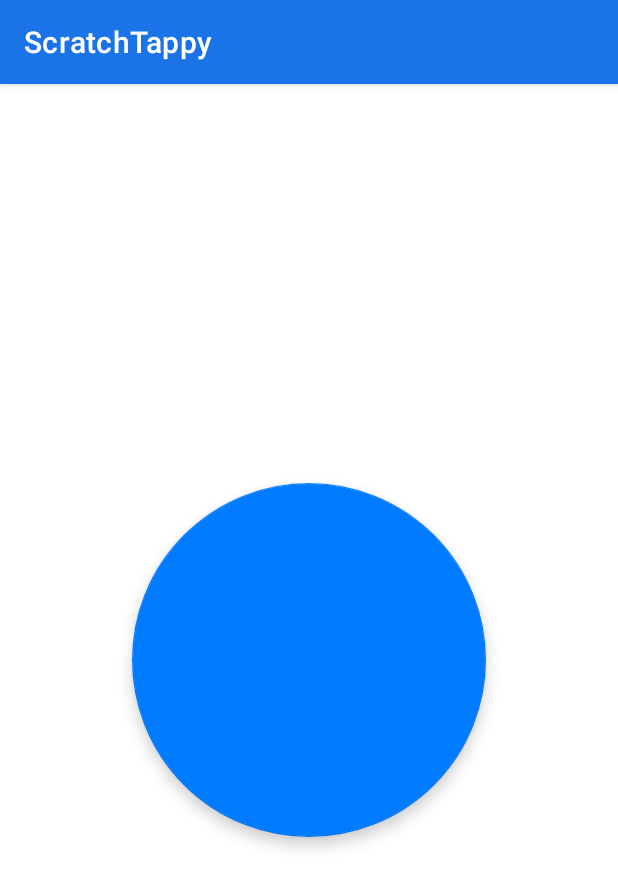
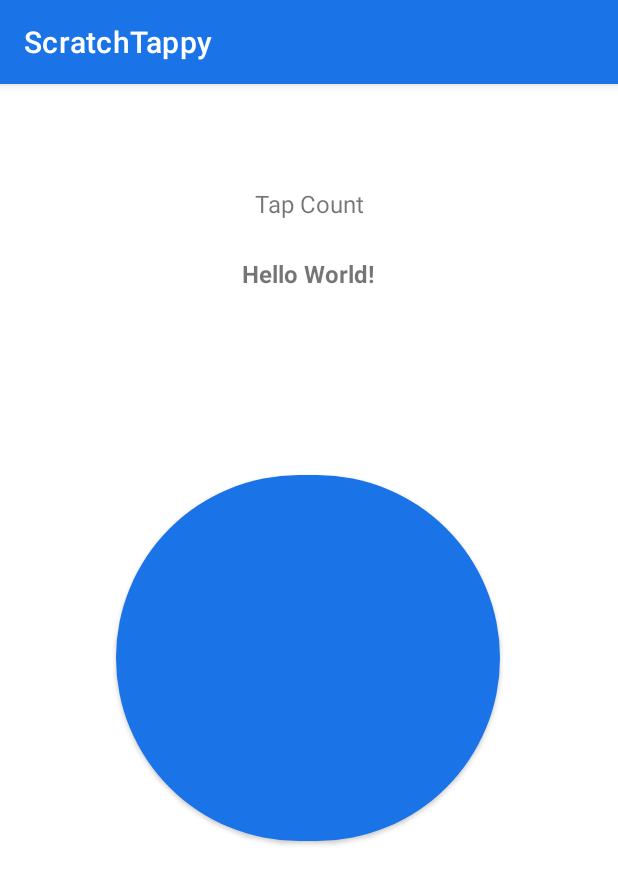
Before and after one commit to jpbandroid/ScratchTappy, an Android app: the fragment HomeFragment shown on its own in the app's theme, on a phone screen of 412 x 824 dp. Shown: the top 888 px of the screen. Run offline under Robolectric (Android 15) with nearby library versions, the phone set to English and light mode, and no system bars; Roboto replaces fonts that are not available here.

Commit message:
v6.1 RC1 (finally)!

```diff
--- a/app/src/main/java/com/jpb/scratchtappy/MainActivity.kt
+++ b/app/src/main/java/com/jpb/scratchtappy/MainActivity.kt
@@ -7,6 +7,9 @@ import android.os.Bundle
 import android.view.Menu
 import android.view.MenuInflater
 import android.view.MenuItem
+import android.view.View
+import android.widget.Button
+import android.widget.TextView
 import androidx.appcompat.app.AppCompatActivity
 import androidx.appcompat.widget.Toolbar
 import androidx.core.content.ContextCompat
--- a/app/src/main/java/com/jpb/scratchtappy/ui/home/HomeFragment.kt
+++ b/app/src/main/java/com/jpb/scratchtappy/ui/home/HomeFragment.kt
@@ -4,6 +4,7 @@ import android.os.Bundle
 import android.view.LayoutInflater
 import android.view.View
 import android.view.ViewGroup
+import android.widget.Button
 import android.widget.TextView
 import androidx.fragment.app.Fragment
 import androidx.lifecycle.Observer
@@ -15,7 +16,7 @@ import com.jpb.scratchtappy.R
 class HomeFragment : Fragment() {
 
   private lateinit var homeViewModel: HomeViewModel
-
+  var tap = 0
   override fun onCreateView(
     inflater: LayoutInflater,
     container: ViewGroup?,
@@ -26,6 +27,12 @@ class HomeFragment : Fragment() {
     val root = inflater.inflate(R.layout.fragment_home, container, false)
     homeViewModel.text.observe(viewLifecycleOwner, Observer {
     })
+    val but = root.findViewById<View>(R.id.button) as Button
+    val text = root.findViewById<View>(R.id.text3) as TextView
+    but.setOnClickListener {
+      tap++
+      text.setText(tap.toString())
+    }
     return root
   }
   }
--- a/app/src/main/java/com/jpb/scratchtappy/whatsnew.kt
+++ b/app/src/main/java/com/jpb/scratchtappy/whatsnew.kt
@@ -9,6 +9,6 @@ class whatsnew : AppCompatActivity() {
         setContentView(R.layout.activity_whatsnew)
         val ab: androidx.appcompat.app.ActionBar? = supportActionBar
         ab?.setTitle("What's new")
-        ab?.setSubtitle("ScratchTappy-V6.0.0.2021.11.19")
+        ab?.setSubtitle("ScratchTappy-V6.1.0.2022.1.19")
     }
 }
--- a/app/src/main/res/layout-land/fragment_home.xml
+++ b/app/src/main/res/layout-land/fragment_home.xml
@@ -6,18 +6,60 @@
     android:layout_height="match_parent"
     tools:context=".ui.home.HomeFragment">
 
-    <com.google.android.material.floatingactionbutton.FloatingActionButton
-        android:id="@+id/floatingActionButton2"
-        android:layout_width="328dp"
-        android:layout_height="350dp"
-        android:clickable="true"
-        android:contentDescription="@string/todo"
-        android:focusable="true"
-        app:backgroundTint="#007bff"
+    <TextView
+        android:id="@+id/text3"
+        android:layout_width="wrap_content"
+        android:layout_height="wrap_content"
+        android:text="Hello World!"
+        android:textSize="16sp"
+        android:textStyle="bold"
+        app:layout_constraintBottom_toBottomOf="parent"
+        app:layout_constraintHorizontal_bias="0.131"
+        app:layout_constraintLeft_toLeftOf="parent"
+        app:layout_constraintRight_toRightOf="parent"
+        app:layout_constraintTop_toTopOf="parent"
+        app:layout_constraintVertical_bias="0.559" />
+
+    <TextView
+        android:id="@+id/text4"
+        android:layout_width="wrap_content"
+        android:layout_height="wrap_content"
+        android:text="Tap Count"
+        android:textSize="16sp"
+        app:layout_constraintBottom_toBottomOf="parent"
+        app:layout_constraintHorizontal_bias="0.152"
+        app:layout_constraintLeft_toLeftOf="parent"
+        app:layout_constraintRight_toRightOf="parent"
+        app:layout_constraintTop_toTopOf="parent"
+        app:layout_constraintVertical_bias="0.343" />
+
+    <TextView
+        android:id="@+id/text_home"
+        android:layout_width="match_parent"
+        android:layout_height="wrap_content"
+        android:layout_marginStart="8dp"
+        android:layout_marginTop="8dp"
+        android:layout_marginEnd="8dp"
+        android:textAlignment="center"
+        android:textSize="20sp"
+        android:visibility="gone"
         app:layout_constraintBottom_toBottomOf="parent"
         app:layout_constraintEnd_toEndOf="parent"
-        app:layout_constraintHorizontal_bias="0.5"
         app:layout_constraintStart_toStartOf="parent"
-        app:layout_constraintTop_toTopOf="parent" />
+        app:layout_constraintTop_toTopOf="parent"
+        tools:visibility="gone" />
+
+    <Button
+        android:id="@+id/button"
+        android:layout_width="256dp"
+        android:layout_height="256dp"
+        app:cornerRadius="256dp"
+        app:layout_constraintBottom_toBottomOf="parent"
+        app:layout_constraintEnd_toEndOf="parent"
+        app:layout_constraintHorizontal_bias="0.496"
+        app:layout_constraintStart_toStartOf="parent"
+        app:layout_constraintTop_toTopOf="parent"
+        app:layout_constraintVertical_bias="0.498"
+        tools:ignore="SpeakableTextPresentCheck" />
 
 </androidx.constraintlayout.widget.ConstraintLayout>
--- a/app/src/main/res/layout-sw600dp/fragment_home.xml
+++ b/app/src/main/res/layout-sw600dp/fragment_home.xml
@@ -6,18 +6,59 @@
     android:layout_height="match_parent"
     tools:context=".ui.home.HomeFragment">
 
-    <com.google.android.material.floatingactionbutton.FloatingActionButton
-        android:id="@+id/floatingActionButton2"
-        android:layout_width="423dp"
-        android:layout_height="356dp"
-        android:clickable="true"
-        android:contentDescription="@string/todo"
-        android:focusable="true"
-        app:backgroundTint="#007bff"
+    <TextView
+        android:id="@+id/text3"
+        android:layout_width="wrap_content"
+        android:layout_height="wrap_content"
+        android:text="Hello World!"
+        android:textSize="16sp"
+        android:textStyle="bold"
+        app:layout_constraintBottom_toBottomOf="parent"
+        app:layout_constraintHorizontal_bias="0.498"
+        app:layout_constraintLeft_toLeftOf="parent"
+        app:layout_constraintRight_toRightOf="parent"
+        app:layout_constraintTop_toTopOf="parent"
+        app:layout_constraintVertical_bias="0.155" />
+
+    <TextView
+        android:id="@+id/text4"
+        android:layout_width="wrap_content"
+        android:layout_height="wrap_content"
+        android:text="Tap Count"
+        android:textSize="16sp"
+        app:layout_constraintBottom_toBottomOf="parent"
+        app:layout_constraintLeft_toLeftOf="parent"
+        app:layout_constraintRight_toRightOf="parent"
+        app:layout_constraintTop_toTopOf="parent"
+        app:layout_constraintVertical_bias="0.092" />
+
+    <TextView
+        android:id="@+id/text_home"
+        android:layout_width="match_parent"
+        android:layout_height="wrap_content"
+        android:layout_marginStart="8dp"
+        android:layout_marginTop="8dp"
+        android:layout_marginEnd="8dp"
+        android:textAlignment="center"
+        android:textSize="20sp"
+        android:visibility="gone"
         app:layout_constraintBottom_toBottomOf="parent"
         app:layout_constraintEnd_toEndOf="parent"
-        app:layout_constraintHorizontal_bias="0.5"
         app:layout_constraintStart_toStartOf="parent"
-        app:layout_constraintTop_toTopOf="parent" />
+        app:layout_constraintTop_toTopOf="parent"
+        tools:visibility="gone" />
+
+    <Button
+        android:id="@+id/button"
+        android:layout_width="512dp"
+        android:layout_height="512dp"
+        app:cornerRadius="256dp"
+        app:layout_constraintBottom_toBottomOf="parent"
+        app:layout_constraintEnd_toEndOf="parent"
+        app:layout_constraintHorizontal_bias="0.496"
+        app:layout_constraintStart_toStartOf="parent"
+        app:layout_constraintTop_toTopOf="parent"
+        app:layout_constraintVertical_bias="0.498"
+        tools:ignore="SpeakableTextPresentCheck" />
 
 </androidx.constraintlayout.widget.ConstraintLayout>
--- a/app/src/main/res/layout-tvdpi/fragment_home.xml
+++ b/app/src/main/res/layout-tvdpi/fragment_home.xml
@@ -6,18 +6,59 @@
     android:layout_height="match_parent"
     tools:context=".ui.home.HomeFragment">
 
-    <com.google.android.material.floatingactionbutton.FloatingActionButton
-        android:id="@+id/floatingActionButton2"
-        android:layout_width="236dp"
-        android:layout_height="279dp"
-        android:clickable="true"
-        android:contentDescription="@string/todo"
-        android:focusable="true"
-        app:backgroundTint="#007bff"
+    <TextView
+        android:id="@+id/text3"
+        android:layout_width="wrap_content"
+        android:layout_height="wrap_content"
+        android:text="Hello World!"
+        android:textSize="16sp"
+        android:textStyle="bold"
+        app:layout_constraintBottom_toBottomOf="parent"
+        app:layout_constraintHorizontal_bias="0.498"
+        app:layout_constraintLeft_toLeftOf="parent"
+        app:layout_constraintRight_toRightOf="parent"
+        app:layout_constraintTop_toTopOf="parent"
+        app:layout_constraintVertical_bias="0.155" />
+
+    <TextView
+        android:id="@+id/text4"
+        android:layout_width="wrap_content"
+        android:layout_height="wrap_content"
+        android:text="Tap Count"
+        android:textSize="16sp"
+        app:layout_constraintBottom_toBottomOf="parent"
+        app:layout_constraintLeft_toLeftOf="parent"
+        app:layout_constraintRight_toRightOf="parent"
+        app:layout_constraintTop_toTopOf="parent"
+        app:layout_constraintVertical_bias="0.092" />
+
+    <TextView
+        android:id="@+id/text_home"
+        android:layout_width="match_parent"
+        android:layout_height="wrap_content"
+        android:layout_marginStart="8dp"
+        android:layout_marginTop="8dp"
+        android:layout_marginEnd="8dp"
+        android:textAlignment="center"
+        android:textSize="20sp"
+        android:visibility="gone"
         app:layout_constraintBottom_toBottomOf="parent"
         app:layout_constraintEnd_toEndOf="parent"
-        app:layout_constraintHorizontal_bias="0.5"
         app:layout_constraintStart_toStartOf="parent"
-        app:layout_constraintTop_toTopOf="parent" />
+        app:layout_constraintTop_toTopOf="parent"
+        tools:visibility="gone" />
+
+    <Button
+        android:id="@+id/button"
+        android:layout_width="256dp"
+        android:layout_height="256dp"
+        app:cornerRadius="256dp"
+        app:layout_constraintBottom_toBottomOf="parent"
+        app:layout_constraintEnd_toEndOf="parent"
+        app:layout_constraintHorizontal_bias="0.496"
+        app:layout_constraintStart_toStartOf="parent"
+        app:layout_constraintTop_toTopOf="parent"
+        app:layout_constraintVertical_bias="0.498"
+        tools:ignore="SpeakableTextPresentCheck" />
 
 </androidx.constraintlayout.widget.ConstraintLayout>
--- a/app/src/main/res/layout/activity_settings.xml
+++ b/app/src/main/res/layout/activity_settings.xml
@@ -61,7 +61,7 @@
                             android:id="@+id/textView25"
                             android:layout_width="match_parent"
                             android:layout_height="wrap_content"
-                            android:text="DP2" />
+                            android:text="RC" />
 
                     </LinearLayout>
 
@@ -202,7 +202,7 @@
                             android:id="@+id/textView56"
                             android:layout_width="match_parent"
                             android:layout_height="wrap_content"
-                            android:text="6.1 DP2 (build 6100)" />
+                            android:text="6.1 RC (build 6100)" />
 
                     </LinearLayout>
                 </LinearLayout>
@@ -249,7 +249,7 @@
                             android:id="@+id/textView103"
                             android:layout_width="match_parent"
                             android:layout_height="wrap_content"
-                            android:text="Sunday 16 Jaunary 2022" />
+                            android:text="Wednesday 19 Jaunary 2022" />
 
                     </LinearLayout>
                 </LinearLayout>
--- a/app/src/main/res/layout/fragment_home.xml
+++ b/app/src/main/res/layout/fragment_home.xml
@@ -6,18 +6,59 @@
     android:layout_height="match_parent"
     tools:context=".ui.home.HomeFragment">
 
-    <com.google.android.material.floatingactionbutton.FloatingActionButton
-        android:id="@+id/floatingActionButton2"
-        android:layout_width="236dp"
-        android:layout_height="279dp"
-        android:clickable="true"
-        android:contentDescription="@string/todo"
-        android:focusable="true"
-        app:backgroundTint="#007bff"
+    <TextView
+        android:id="@+id/text3"
+        android:layout_width="wrap_content"
+        android:layout_height="wrap_content"
+        android:text="Hello World!"
+        android:textSize="16sp"
+        android:textStyle="bold"
+        app:layout_constraintBottom_toBottomOf="parent"
+        app:layout_constraintHorizontal_bias="0.498"
+        app:layout_constraintLeft_toLeftOf="parent"
+        app:layout_constraintRight_toRightOf="parent"
+        app:layout_constraintTop_toTopOf="parent"
+        app:layout_constraintVertical_bias="0.155" />
+
+    <TextView
+        android:id="@+id/text4"
+        android:layout_width="wrap_content"
+        android:layout_height="wrap_content"
+        android:text="Tap Count"
+        android:textSize="16sp"
+        app:layout_constraintBottom_toBottomOf="parent"
+        app:layout_constraintLeft_toLeftOf="parent"
+        app:layout_constraintRight_toRightOf="parent"
+        app:layout_constraintTop_toTopOf="parent"
+        app:layout_constraintVertical_bias="0.092" />
+
+    <TextView
+        android:id="@+id/text_home"
+        android:layout_width="match_parent"
+        android:layout_height="wrap_content"
+        android:layout_marginStart="8dp"
+        android:layout_marginTop="8dp"
+        android:layout_marginEnd="8dp"
+        android:textAlignment="center"
+        android:textSize="20sp"
+        android:visibility="gone"
         app:layout_constraintBottom_toBottomOf="parent"
         app:layout_constraintEnd_toEndOf="parent"
-        app:layout_constraintHorizontal_bias="0.5"
         app:layout_constraintStart_toStartOf="parent"
-        app:layout_constraintTop_toTopOf="parent" />
+        app:layout_constraintTop_toTopOf="parent"
+        tools:visibility="gone" />
+
+    <Button
+        android:id="@+id/button"
+        android:layout_width="256dp"
+        android:layout_height="256dp"
+        app:cornerRadius="256dp"
+        app:layout_constraintBottom_toBottomOf="parent"
+        app:layout_constraintEnd_toEndOf="parent"
+        app:layout_constraintHorizontal_bias="0.496"
+        app:layout_constraintStart_toStartOf="parent"
+        app:layout_constraintTop_toTopOf="parent"
+        app:layout_constraintVertical_bias="0.498"
+        tools:ignore="SpeakableTextPresentCheck" />
 
 </androidx.constraintlayout.widget.ConstraintLayout>
```
